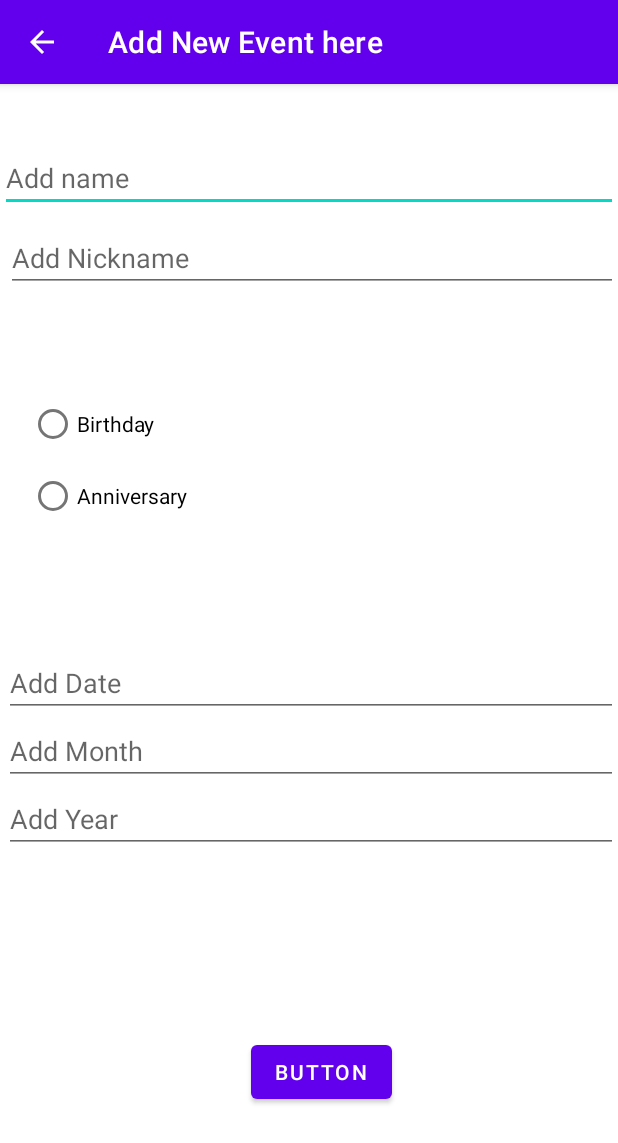
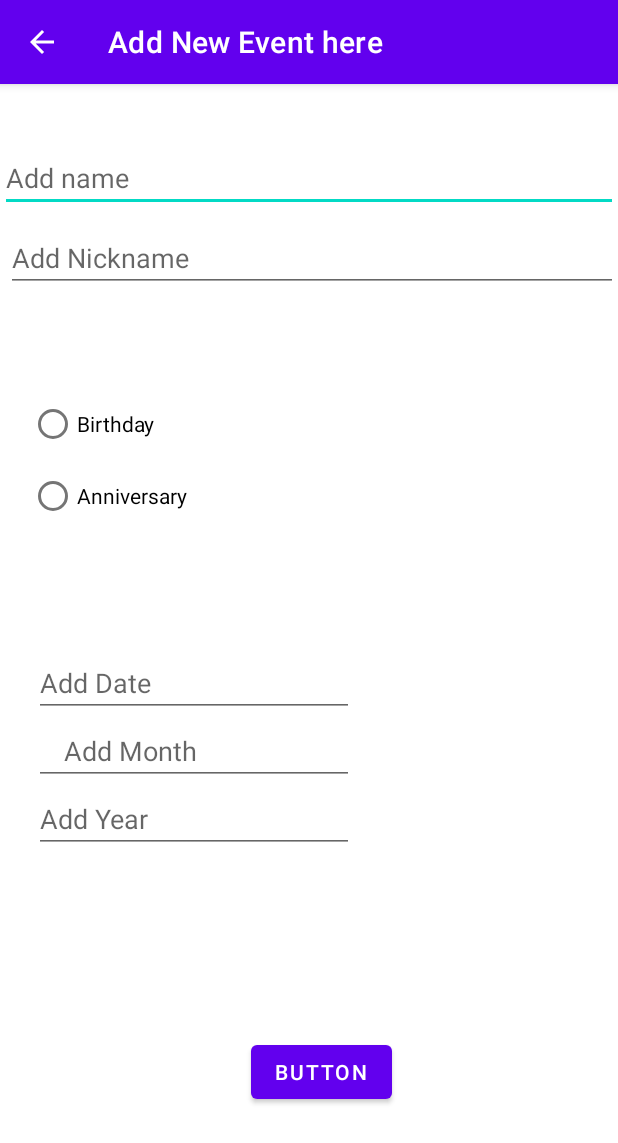
Before and after one commit to iamskp11/EventNotifier, an Android app: the MainActivity2 screen opened directly, with no data from a screen before it, on a phone screen of 412 x 824 dp. Shown: the top 1143 px of the screen. Run offline under Robolectric (Android 15) with nearby library versions, the phone set to English and light mode, and no system bars.

Commit message:
change icon, view width

```diff
--- a/app/src/main/AndroidManifest.xml
+++ b/app/src/main/AndroidManifest.xml
@@ -4,7 +4,7 @@
 
     <application
         android:allowBackup="true"
-        android:icon="@mipmap/android_chrome_192x192"
+        android:icon="@mipmap/bell_icon"
         android:label="@string/app_name"
         android:roundIcon="@mipmap/ic_launcher_round"
         android:supportsRtl="true"
--- a/app/src/main/res/layout/activity_main2.xml
+++ b/app/src/main/res/layout/activity_main2.xml
@@ -74,24 +74,28 @@
 
         <EditText
             android:id="@+id/date"
-            android:layout_width="match_parent"
+            android:layout_width="wrap_content"
             android:layout_height="wrap_content"
+            android:layout_marginLeft="20dp"
             android:ems="10"
             android:hint="Add Date "
             android:inputType="number" />
 
         <EditText
             android:id="@+id/month"
-            android:layout_width="match_parent"
+            android:layout_width="wrap_content"
             android:layout_height="wrap_content"
+            android:layout_marginLeft="20dp"
             android:ems="10"
             android:hint="Add Month"
-            android:inputType="number" />
+            android:inputType="number"
+            android:paddingLeft="20dp" />
 
         <EditText
             android:id="@+id/year"
-            android:layout_width="match_parent"
+            android:layout_width="wrap_content"
             android:layout_height="wrap_content"
+            android:layout_marginLeft="20dp"
             android:ems="10"
             android:hint="Add Year"
             android:inputType="number" />
```
Also changed, not shown: app/src/main/res/mipmap-mdpi/bell_icon.png (added).
